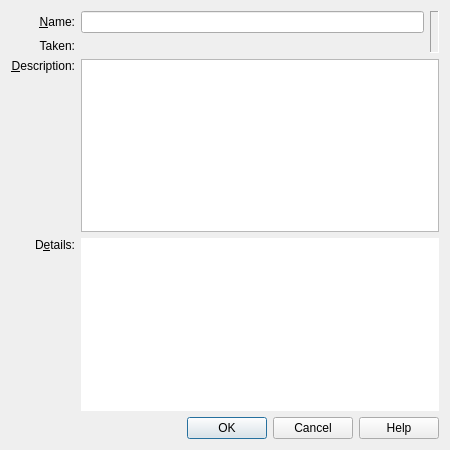
The window that vbox/src/VBox/Frontends/VirtualBox/src/VBoxSnapshotDetailsDlg.ui (jljuxgm/vboxgit) describes before a commit, drawn with Qt 5.
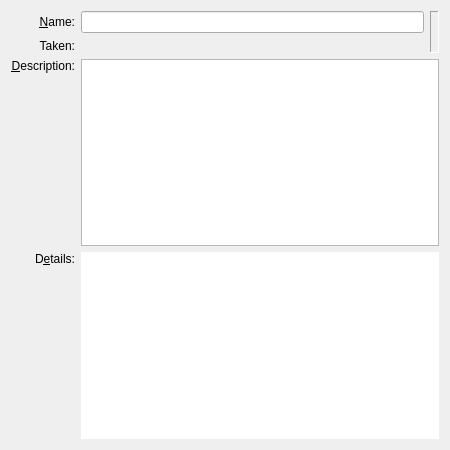
The same window after the commit. Icons and pictures are not drawn. Custom widgets are drawn as their Qt base class.

```diff
--- a/vbox/src/VBox/Frontends/VirtualBox/src/VBoxSnapshotDetailsDlg.ui
+++ b/vbox/src/VBox/Frontends/VirtualBox/src/VBoxSnapshotDetailsDlg.ui
@@ -13,7 +13,7 @@
  hope that it will be useful, but WITHOUT ANY WARRANTY of any kind.
  </comment>
  <class>VBoxSnapshotDetailsDlg</class>
- <widget class="QDialog" name="VBoxSnapshotDetailsDlg">
+ <widget class="QWidget" name="VBoxSnapshotDetailsDlg">
   <property name="geometry">
    <rect>
     <x>0</x>
@@ -146,22 +146,8 @@
      </property>
     </widget>
    </item>
-   <item row="4" column="0" colspan="3">
-    <widget class="QIDialogButtonBox" name="mButtonBox">
-     <property name="standardButtons">
-      <set>QDialogButtonBox::Cancel|QDialogButtonBox::Help|QDialogButtonBox::NoButton|QDialogButtonBox::Ok</set>
-     </property>
-    </widget>
-   </item>
   </layout>
  </widget>
- <customwidgets>
-  <customwidget>
-   <class>QIDialogButtonBox</class>
-   <extends>QDialogButtonBox</extends>
-   <header>QIDialogButtonBox.h</header>
-  </customwidget>
- </customwidgets>
  <resources>
   <include location="../VirtualBox1.qrc"/>
  </resources>
```
Left out of the diff: 34 changed lines with no effect on the pictures.
